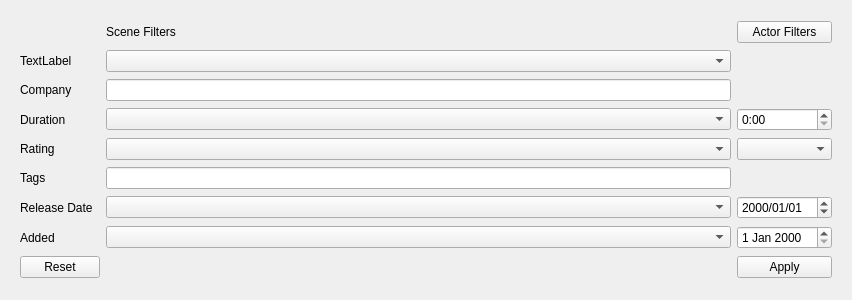
The window that forms/FilterWidget.ui (steviedemo/scenequery) describes before a commit, drawn with Qt 5.
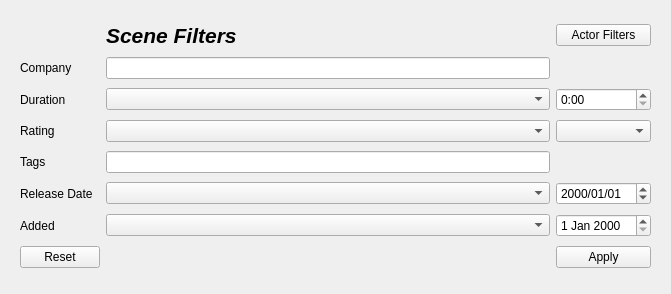
The same window after the commit.

Commit message: Added signals to pass a FilterSet object from the filter widget to the appropriate tables where they can be implemented.

Patch:
```diff
--- a/forms/FilterWidget.ui
+++ b/forms/FilterWidget.ui
@@ -6,8 +6,8 @@
    <rect>
     <x>0</x>
     <y>0</y>
-    <width>852</width>
-    <height>300</height>
+    <width>671</width>
+    <height>294</height>
    </rect>
   </property>
   <property name="windowTitle">
@@ -238,30 +238,37 @@
      </widget>
      <widget class="QWidget" name="sceneFilterPage">
       <layout class="QGridLayout" name="gridLayout">
-       <item row="3" column="1">
+       <item row="2" column="1">
         <widget class="QComboBox" name="cb_duration"/>
        </item>
-       <item row="3" column="2">
+       <item row="2" column="2">
         <widget class="QTimeEdit" name="te_durationEdit">
          <property name="displayFormat">
           <string>h:mm</string>
          </property>
         </widget>
        </item>
-       <item row="2" column="0">
+       <item row="1" column="0">
         <widget class="QLabel" name="lb_company">
          <property name="text">
           <string>Company</string>
          </property>
         </widget>
        </item>
-       <item row="3" column="0">
+       <item row="2" column="0">
         <widget class="QLabel" name="lb_duration">
          <property name="text">
           <string>Duration</string>
          </property>
         </widget>
        </item>
+       <item row="7" column="0">
+        <widget class="QPushButton" name="pb_clearSceneFilters">
+         <property name="text">
+          <string>Reset</string>
+         </property>
+        </widget>
+       </item>
        <item row="0" column="2">
         <widget class="QPushButton" name="pb_actorFilters">
          <property name="text">
@@ -269,93 +276,84 @@
          </property>
         </widget>
        </item>
-       <item row="1" column="0">
-        <widget class="QLabel" name="label_7">
-         <property name="text">
-          <string>TextLabel</string>
-         </property>
-        </widget>
-       </item>
-       <item row="5" column="0">
+       <item row="4" column="0">
         <widget class="QLabel" name="lb_tags">
          <property name="text">
           <string>Tags</string>
          </property>
         </widget>
        </item>
-       <item row="2" column="1">
+       <item row="1" column="1">
         <widget class="QLineEdit" name="le_company"/>
        </item>
-       <item row="5" column="1">
+       <item row="4" column="1">
         <widget class="QLineEdit" name="le_tags"/>
        </item>
-       <item row="7" column="1">
+       <item row="6" column="1">
         <widget class="QComboBox" name="cb_addedDate"/>
        </item>
-       <item row="7" column="0">
+       <item row="6" column="0">
         <widget class="QLabel" name="label_13">
          <property name="text">
           <string>Added</string>
          </property>
         </widget>
        </item>
-       <item row="4" column="0">
+       <item row="3" column="0">
         <widget class="QLabel" name="lb_rating">
          <property name="text">
           <string>Rating</string>
          </property>
         </widget>
        </item>
-       <item row="6" column="0">
+       <item row="5" column="0">
         <widget class="QLabel" name="label_12">
          <property name="text">
           <string>Release Date</string>
          </property>
         </widget>
        </item>
-       <item row="4" column="2">
+       <item row="3" column="2">
         <widget class="QComboBox" name="cb_ratingValue"/>
        </item>
        <item row="0" column="1">
         <widget class="QLabel" name="lb_title_scenes">
+         <property name="font">
+          <font>
+           <pointsize>16</pointsize>
+           <weight>75</weight>
+           <italic>true</italic>
+           <bold>true</bold>
+          </font>
+         </property>
          <property name="text">
           <string>Scene Filters</string>
          </property>
         </widget>
        </item>
-       <item row="6" column="1">
+       <item row="5" column="1">
         <widget class="QComboBox" name="cb_releaseDate"/>
        </item>
-       <item row="1" column="1">
-        <widget class="QComboBox" name="cb_1"/>
-       </item>
        <item row="7" column="2">
+        <widget class="QPushButton" name="pb_applySceneFilters">
+         <property name="text">
+          <string>Apply</string>
+         </property>
+        </widget>
+       </item>
+       <item row="6" column="2">
         <widget class="QDateEdit" name="de_added"/>
        </item>
-       <item row="4" column="1">
+       <item row="3" column="1">
         <widget class="QComboBox" name="cb_ratingOp"/>
        </item>
-       <item row="6" column="2">
+       <item row="5" column="2">
         <widget class="QDateEdit" name="de_released">
          <property name="displayFormat">
           <string>yyyy/MM/dd</string>
          </property>
         </widget>
        </item>
-       <item row="8" column="2">
-        <widget class="QPushButton" name="pb_applySceneFilters">
-         <property name="text">
-          <string>Apply</string>
-         </property>
-        </widget>
-       </item>
-       <item row="8" column="0">
-        <widget class="QPushButton" name="pb_clearSceneFilters">
-         <property name="text">
-          <string>Reset</string>
-         </property>
-        </widget>
-       </item>
       </layout>
      </widget>
     </widget>
```
Left out of the diff: 77 changed lines with no effect on the pictures. The commit also changes 8 other files.
